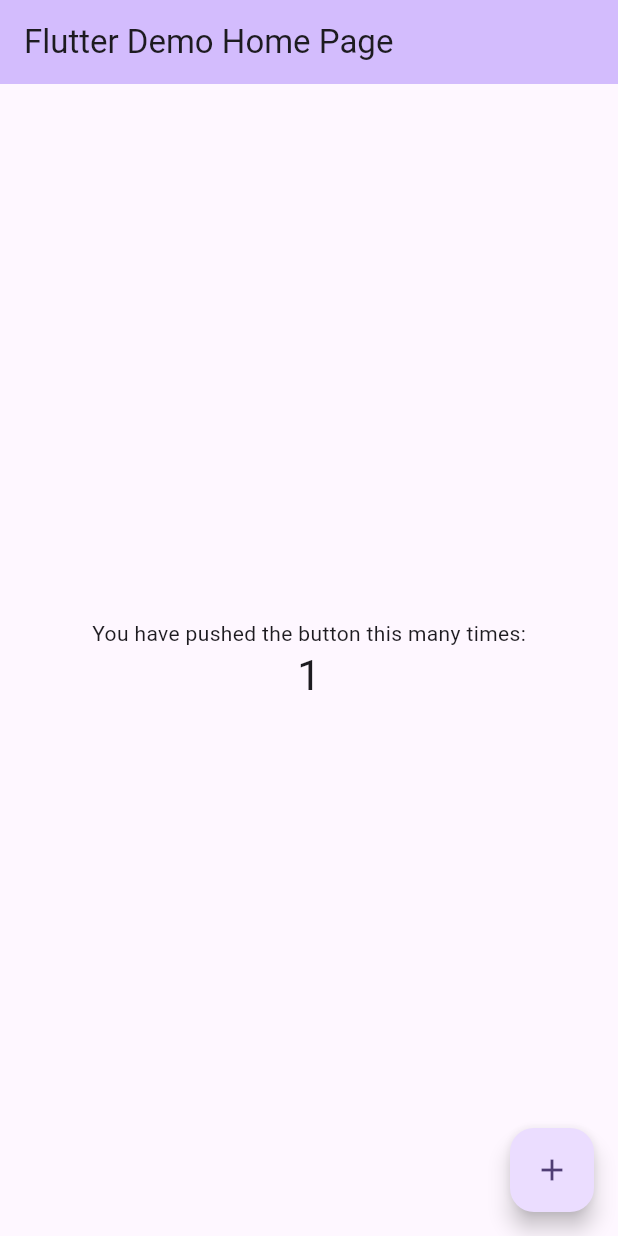
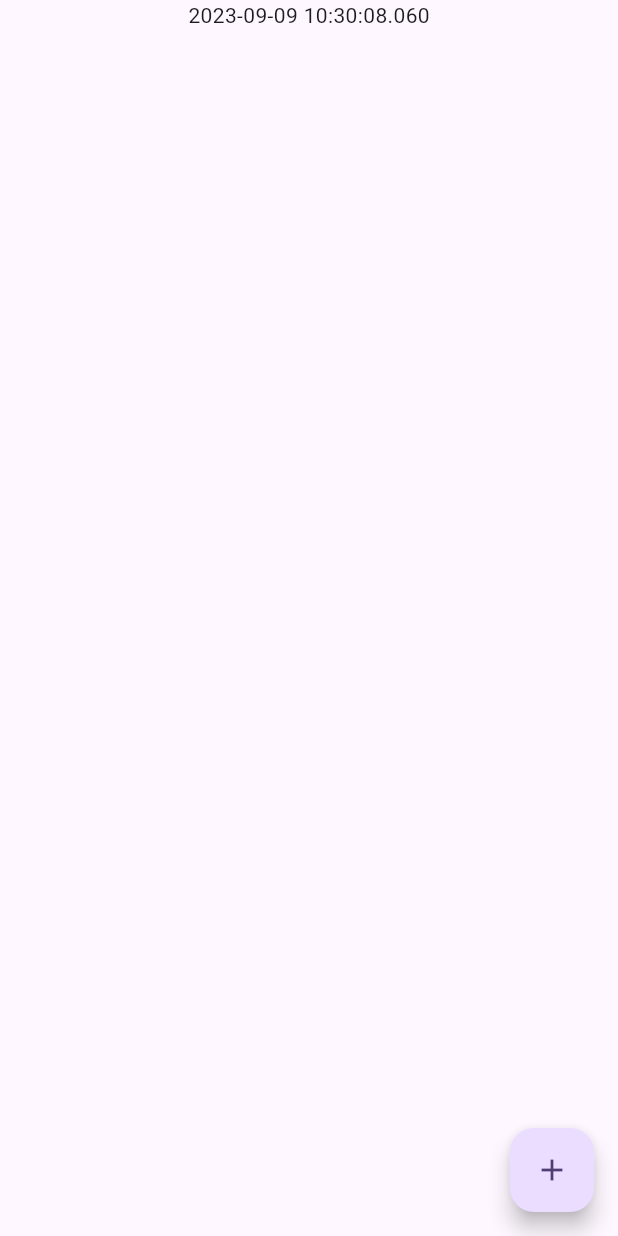
Before and after one commit to javed-khan-developer/flutter_provider_package, a Flutter app: the screen it shows after launch, after a tap on the "add" icon, on a phone screen of 412 x 824 dp. Run offline on Flutter 3.47's test engine with Material 2 defaults, Android fonts, the phone set to English and light mode, and no system bars.

Commit message:
stateful widget

```diff
--- /dev/null
+++ b/lib/home.dart
@@ -0,0 +1,33 @@
+import 'package:flutter/material.dart';
+
+class Home extends StatefulWidget {
+  const Home({super.key});
+
+  @override
+  State<Home> createState() => _HomeState();
+}
+
+class _HomeState extends State<Home> {
+  int count = 0;
+
+  @override
+  Widget build(BuildContext context) {
+    return Scaffold(
+      body: Column(
+        children: [
+          Center(
+            child: Text(DateTime.now().toString()),
+          ),
+        ],
+      ),
+      floatingActionButton: FloatingActionButton(
+        onPressed: () {
+          setState(() {});
+          count++;
+          print(count);
+        },
+        child: const Icon(Icons.add),
+      ),
+    );
+  }
+}
--- a/lib/main.dart
+++ b/lib/main.dart
@@ -1,4 +1,6 @@
 import 'package:flutter/material.dart';
+
+import 'home.dart';
 
 void main() {
   runApp(const MyApp());
@@ -15,55 +17,7 @@ class MyApp extends StatelessWidget {
         colorScheme: ColorScheme.fromSeed(seedColor: Colors.deepPurple),
         useMaterial3: true,
       ),
-      home: const MyHomePage(title: 'Flutter Demo Home Page'),
+      home: Home(),
     );
   }
 }
-
-class MyHomePage extends StatefulWidget {
-  const MyHomePage({super.key, required this.title});
-
-  final String title;
-
-  @override
-  State<MyHomePage> createState() => _MyHomePageState();
-}
-
-class _MyHomePageState extends State<MyHomePage> {
-  int _counter = 0;
-
-  void _incrementCounter() {
-    setState(() {
-      _counter++;
-    });
-  }
-
-  @override
-  Widget build(BuildContext context) {
-    return Scaffold(
-      appBar: AppBar(
-        backgroundColor: Theme.of(context).colorScheme.inversePrimary,
-        title: Text(widget.title),
-      ),
-      body: Center(
-        child: Column(
-          mainAxisAlignment: MainAxisAlignment.center,
-          children: <Widget>[
-            const Text(
-              'You have pushed the button this many times:',
-            ),
-            Text(
-              '$_counter',
-              style: Theme.of(context).textTheme.headlineMedium,
-            ),
-          ],
-        ),
-      ),
-      floatingActionButton: FloatingActionButton(
-        onPressed: _incrementCounter,
-        tooltip: 'Increment',
-        child: const Icon(Icons.add),
-      ),
-    );
-  }
-}
```
